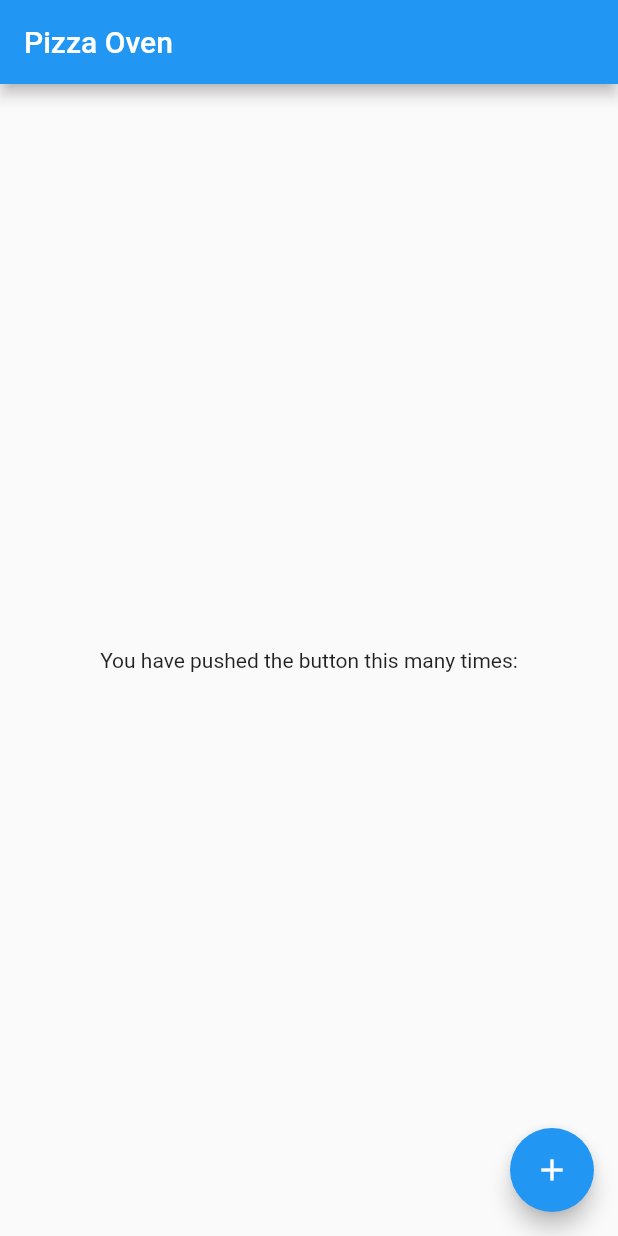
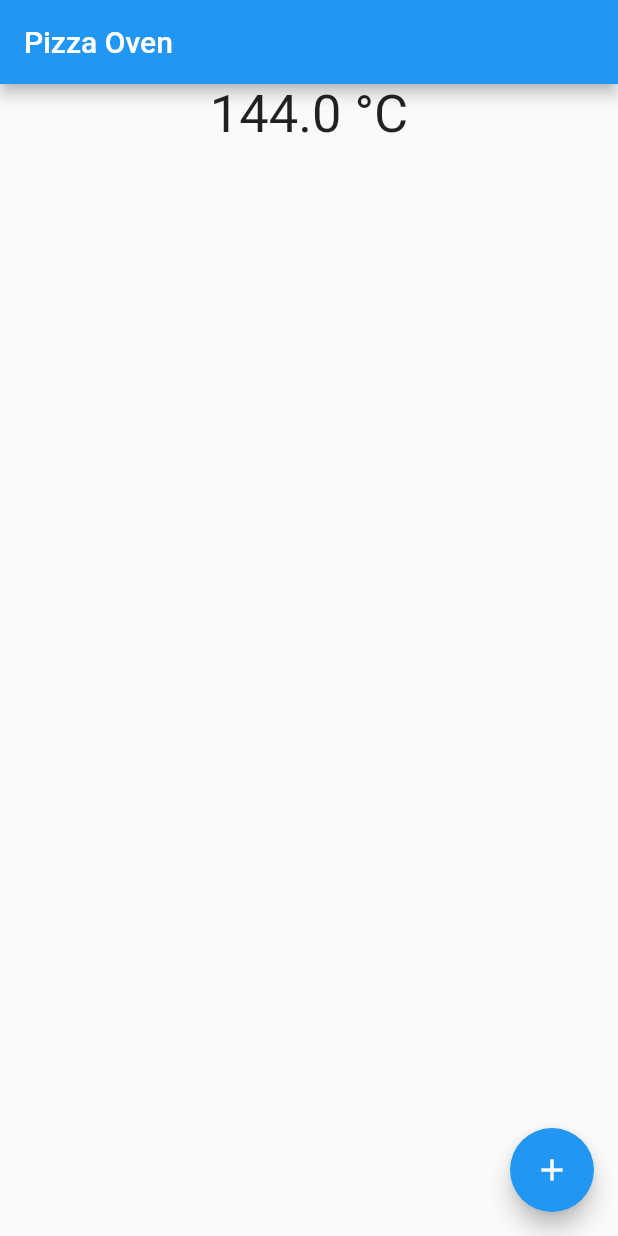
Before and after one commit to Nuytemans-Dieter/OvenApp, a Flutter app: the screen it shows after launch, after a tap on the "add" icon, on a phone screen of 412 x 824 dp. Run offline on Flutter 3.47's test engine with Material 2 defaults, Android fonts, the phone set to English and light mode, and no system bars.

Commit message:
Add LinearInfoProvider

```diff
--- a/lib/main.dart
+++ b/lib/main.dart
@@ -1,4 +1,9 @@
 import 'package:flutter/material.dart';
+import 'package:oven_app/model/OvenInfo.dart';
+import 'package:oven_app/model/interfaces/OvenInfoProvider.dart';
+import 'package:oven_app/model/oven_info_providers/RandomInfoProvider.dart';
+
+import 'model/oven_info_providers/LinearInfoProvider.dart';
 
 void main() {
   runApp(MyApp());
@@ -18,7 +23,11 @@ class MyApp extends StatelessWidget {
 }
 
 class MyHomePage extends StatefulWidget {
-  MyHomePage({Key key, this.title}) : super(key: key);
+  final OvenInfoProvider ovenInfoProvider;
+
+  MyHomePage({Key key, this.title})
+      : ovenInfoProvider = new LinearInfoProvider(),
+        super(key: key);
 
   final String title;
 
@@ -27,8 +36,6 @@ class MyHomePage extends StatefulWidget {
 }
 
 class _MyHomePageState extends State<MyHomePage> {
-  double temperature;
-
   @override
   Widget build(BuildContext context) {
     return Scaffold(
@@ -37,10 +44,18 @@ class _MyHomePageState extends State<MyHomePage> {
       ),
       body: Center(
         child: Column(
-          mainAxisAlignment: MainAxisAlignment.center,
+          mainAxisAlignment: MainAxisAlignment.start,
           children: <Widget>[
-            Text(
-              'You have pushed the button this many times:',
+            StreamBuilder<OvenInfo>(
+              stream: widget.ovenInfoProvider.getStream(),
+              builder: (context, snapshot) {
+                return Text(
+                  snapshot.data.temperature.toString(),
+                  style: TextStyle(
+                    fontSize: 35,
+                  ),
+                );
+              },
             ),
           ],
         ),
--- a/lib/model/OvenInfo.dart
+++ b/lib/model/OvenInfo.dart
@@ -2,7 +2,8 @@ import 'package:oven_app/model/Temperature.dart';
 import 'package:oven_app/model/enums/Units.dart';
 
 class OvenInfo {
+  final String name;
   final Temperature temperature;
 
-  OvenInfo(this.temperature);
+  OvenInfo(this.name, this.temperature);
 }
--- a/lib/model/Temperature.dart
+++ b/lib/model/Temperature.dart
@@ -32,4 +32,13 @@ class Temperature {
 
     return temperature;
   }
+
+  @override
+  String toString() {
+    return toUnitString(TemperatureUnit.CELCIUS);
+  }
+
+  String toUnitString(TemperatureUnit unit) {
+    return getTemperature(unit).toString() + " " + unit.getSymbol();
+  }
 }
--- /dev/null
+++ b/lib/model/oven_info_providers/LinearInfoProvider.dart
@@ -0,0 +1,36 @@
+import 'dart:math';
+
+import 'package:oven_app/model/OvenInfo.dart';
+import 'package:oven_app/model/Temperature.dart';
+import 'package:oven_app/model/interfaces/OvenInfoProvider.dart';
+
+class LinearInfoProvider extends OvenInfoProvider {
+  final String _ovenName = "Pizza oven";
+  final Random _random = new Random();
+
+  bool isRising = true;
+  double temperature = 20;
+
+  @override
+  Stream<OvenInfo> getStream() {
+    Stream<OvenInfo> stream =
+        Stream<OvenInfo>.periodic(Duration(milliseconds: 750), (val) {
+      double delta = _random.nextDouble() * 20;
+      print(temperature);
+      double actualTemperature =
+          isRising ? temperature + delta : temperature - delta;
+      temperature = actualTemperature - actualTemperature % 0.25;
+
+      if (temperature <= 0) {
+        print("Going up!");
+        isRising = true;
+      } else if (temperature >= 700) {
+        print("Going down!");
+        isRising = false;
+      }
+
+      return new OvenInfo(_ovenName, new Temperature(temperature));
+    });
+    return stream;
+  }
+}
--- a/lib/model/oven_info_providers/RandomInfoProvider.dart
+++ b/lib/model/oven_info_providers/RandomInfoProvider.dart
@@ -1,10 +1,22 @@
+import 'dart:math';
+
 import 'package:oven_app/model/OvenInfo.dart';
+import 'package:oven_app/model/Temperature.dart';
 import 'package:oven_app/model/interfaces/OvenInfoProvider.dart';
 
 class RandomInfoProvider extends OvenInfoProvider {
+  final String _ovenName = "Pizza oven";
+  final Random _random = new Random();
+
   @override
   Stream<OvenInfo> getStream() {
-    // TODO: implement getStream
-    throw UnimplementedError();
+    Stream<OvenInfo> stream =
+        Stream<OvenInfo>.periodic(Duration(milliseconds: 500), (val) {
+      double actualTemperature = _random.nextDouble() * 625;
+      double rounding = actualTemperature % 0.25;
+      double measuredTemperature = actualTemperature - rounding;
+      return new OvenInfo(_ovenName, new Temperature(measuredTemperature));
+    });
+    return stream;
   }
 }
```
